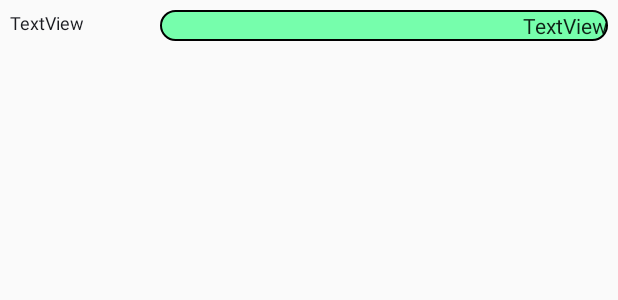
After one commit to Syberam/ft_hangouts, an Android app: the layout recycler_view_item_message_out.xml on its own in the app's theme, with its tools: preview values and no code run, on a phone screen of 412 x 824 dp. The commit adds this screen. Shown: the top 300 px of the screen. Run offline under Robolectric (Android 15) with nearby library versions, the phone set to English and light mode, and no system bars.

Commit message:
btns for sms implemented, started sms view, need to create sms send for test display

```diff
--- a/app/src/main/java/com/sbonnefo/ft_hangouts/Message.java
+++ b/app/src/main/java/com/sbonnefo/ft_hangouts/Message.java
@@ -28,5 +28,6 @@ public class Message {
 
     public Contact getContact(){ return _contact ; }
     public String getMessage(){ return _message; }
-    public Date getDate(){ return _date ;}
+    public Date getDate(){ return _date;}
+    public Boolean isIn(){ return _io; }
 }
--- /dev/null
+++ b/app/src/main/res/drawable/corner_radius.xml
@@ -0,0 +1,16 @@
+<?xml version="1.0" encoding="utf-8"?>
+<shape xmlns:android="http://schemas.android.com/apk/res/android" >
+    <stroke
+        android:width="1dp"
+ />
+
+    <solid android:color="#CC55FF99" />
+
+    <padding
+        android:left="1dp"
+        android:right="1dp"
+        android:bottom="1dp"
+        android:top="1dp" />
+
+    <corners android:radius="20dp" />
+</shape>
--- /dev/null
+++ b/app/src/main/res/layout/recycler_view_item_message_out.xml
@@ -0,0 +1,39 @@
+<?xml version="1.0" encoding="utf-8"?>
+<RelativeLayout xmlns:android="http://schemas.android.com/apk/res/android"
+    xmlns:app="http://schemas.android.com/apk/res-auto"
+    android:layout_width="match_parent"
+    android:layout_height="wrap_content"
+    android:layout_margin="1dp">
+
+    <LinearLayout
+        android:layout_width="match_parent"
+        android:layout_height="wrap_content"
+        android:layout_alignParentStart="true"
+        android:layout_alignParentTop="true"
+        android:gravity="center_vertical|center"
+        android:orientation="horizontal"
+        android:padding="5dp">
+
+        <TextView
+            android:id="@+id/txtMessageDate"
+            android:layout_width="match_parent"
+            android:layout_height="match_parent"
+            android:layout_gravity="right"
+            android:layout_weight="3"
+            android:text="TextView"
+            android:textAppearance="@style/TextAppearance.Compat.Notification.Info" />
+
+        <TextView
+            android:id="@+id/txtMessageContent"
+            android:layout_width="match_parent"
+            android:layout_height="wrap_content"
+            android:layout_gravity="left"
+            android:layout_weight="1"
+            android:background="@drawable/corner_radius"
+            android:gravity="top|right"
+            android:text="TextView"
+            android:textAppearance="@style/TextAppearance.AppCompat.Body1"
+            android:elevation="1dp"/>
+
+    </LinearLayout>
+</RelativeLayout>
--- a/app/src/main/res/values/strings.xml
+++ b/app/src/main/res/values/strings.xml
@@ -28,4 +28,5 @@
     <string name="DeleteBtn">Delete</string>
     <string name="CancelBtn">Cancel</string>
     <string name="DeleteContactTitle">Delete Contact definitively</string>
+    <string name="send_the_message">Send the message</string>
 </resources>
```
Also changed, not shown: app/src/main/java/com/sbonnefo/ft_hangouts/ContactDetail.java (+13 -0 lines), app/src/main/java/com/sbonnefo/ft_hangouts/ContactEdit.java (+12 -8 lines), app/src/main/java/com/sbonnefo/ft_hangouts/DatabaseManager.java (+37 -6 lines), app/src/main/java/com/sbonnefo/ft_hangouts/MessageAdapter.java (added, +39 -0 lines), app/src/main/java/com/sbonnefo/ft_hangouts/MessageView.java (+22 -0 lines), app/src/main/java/com/sbonnefo/ft_hangouts/MessageViewHolder.java (added, +30 -0 lines), app/src/main/java/com/sbonnefo/ft_hangouts/PreviewViewHolder.java (+9 -1 lines), app/src/main/res/drawable/corner_radius_in.xml (added, +16 -0 lines), app/src/main/res/layout/activity_message_view.xml (+33 -2 lines), app/src/main/res/layout/recycler_view_item_message_in.xml (added, +38 -0 lines).
